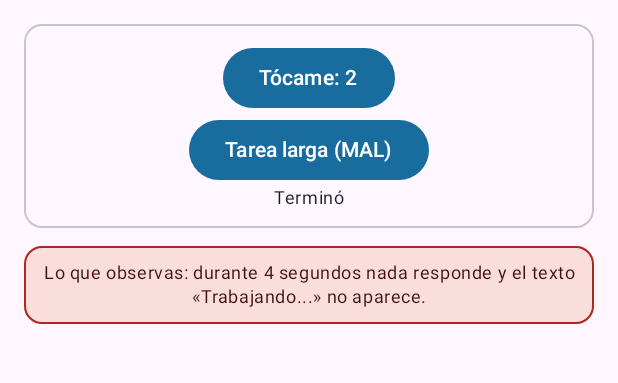
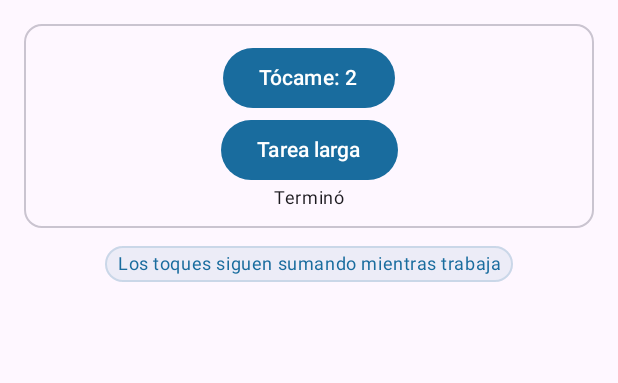
Before and after one commit to mayragarcia-dev/CentroTareas, an Android app built with Jetpack Compose: the screen it shows after launch (MainActivity), after a tap on an icon or button, on a phone screen of 412 x 824 dp, the part 96-479 px from its top. Run offline under Robolectric (Android 15) with nearby library versions, the phone set to English and light mode, and no system bars; 2 other taps on this screen came first.

Commit message:
fix(hilos): mueve la tarea larga a una corrutina con withContext

```diff
--- a/app/src/main/java/com/garcia/centrotarea/ui/PantallaTareas.kt
+++ b/app/src/main/java/com/garcia/centrotarea/ui/PantallaTareas.kt
@@ -62,23 +62,23 @@ fun PantallaTareas(viewModel: TareasViewModel) {
                     horizontalAlignment = Alignment.CenterHorizontally
                 ) {
                     Button(onClick = { toques++ }) { Text("Tócame: $toques") }
-                    Button(onClick = viewModel::tareaLargaMala) {
-                        Text("Tarea larga (MAL)")
+                    Button(onClick = viewModel::tareaLarga) {
+                        Text("Tarea larga")
                     }
                     Text(mensaje, style = MaterialTheme.typography.bodySmall)
                 }
             }
 
             Surface(
-                modifier = Modifier.fillMaxWidth(),
+                modifier = Modifier.align(Alignment.CenterHorizontally),
                 shape = forma,
-                color = colores.errorContainer,
-                border = BorderStroke(1.dp, colores.error)
+                color = colores.primary.copy(alpha = 0.08f),
+                border = BorderStroke(1.dp, colores.primary.copy(alpha = 0.16f))
             ) {
                 Text(
-                    text = "Lo que observas: durante 4 segundos nada responde y el texto «Trabajando...» no aparece.",
-                    modifier = Modifier.padding(10.dp),
-                    color = colores.onErrorContainer,
+                    text = "Los toques siguen sumando mientras trabaja",
+                    modifier = Modifier.padding(horizontal = 8.dp, vertical = 4.dp),
+                    color = colores.primary,
                     textAlign = TextAlign.Center,
                     style = MaterialTheme.typography.bodySmall
                 )
--- a/app/src/main/java/com/garcia/centrotarea/viewmodel/TareasViewModel.kt
+++ b/app/src/main/java/com/garcia/centrotarea/viewmodel/TareasViewModel.kt
@@ -1,23 +1,36 @@
 package com.garcia.centrotarea.viewmodel
 
+import android.util.Log
 import androidx.lifecycle.ViewModel
+import androidx.lifecycle.viewModelScope
 import com.garcia.centrotarea.data.TareasRepository
 import com.garcia.centrotarea.model.CargaUi
 import com.garcia.centrotarea.model.PrimosUi
+import kotlinx.coroutines.Dispatchers
+import kotlinx.coroutines.delay
 import kotlinx.coroutines.flow.MutableStateFlow
 import kotlinx.coroutines.flow.StateFlow
 import kotlinx.coroutines.flow.asStateFlow
+import kotlinx.coroutines.launch
+import kotlinx.coroutines.withContext
 
 class TareasViewModel(private val repo: TareasRepository) : ViewModel() {
     private val _mensaje = MutableStateFlow("Listo")
     val mensaje: StateFlow<String> = _mensaje.asStateFlow()
-    fun tareaLargaMala() {
-        _mensaje.value = "Trabajando..."
-        Thread.sleep(4000)
-        _mensaje.value = "Terminó"
+    fun tareaLarga() {
+        viewModelScope.launch {
+            if (_mensaje.value == "Trabajando...") return@launch
+            _mensaje.value = "Trabajando..."
+            Log.d("HILO", "Antes: ${Thread.currentThread().name}")
+            withContext(Dispatchers.Default) {
+                Log.d("HILO", "Dentro: ${Thread.currentThread().name}")
+                delay(4000)
+            }
+            Log.d("HILO", "Despues: ${Thread.currentThread().name}")
+            _mensaje.value = "Terminó"
+        }
     }
 
-    // TODO Paso 2: fun tareaLarga()
     // TODO Paso 3: progreso
     // TODO Paso 4: trabajo (Job), corriendo y cancelar()
 
```
